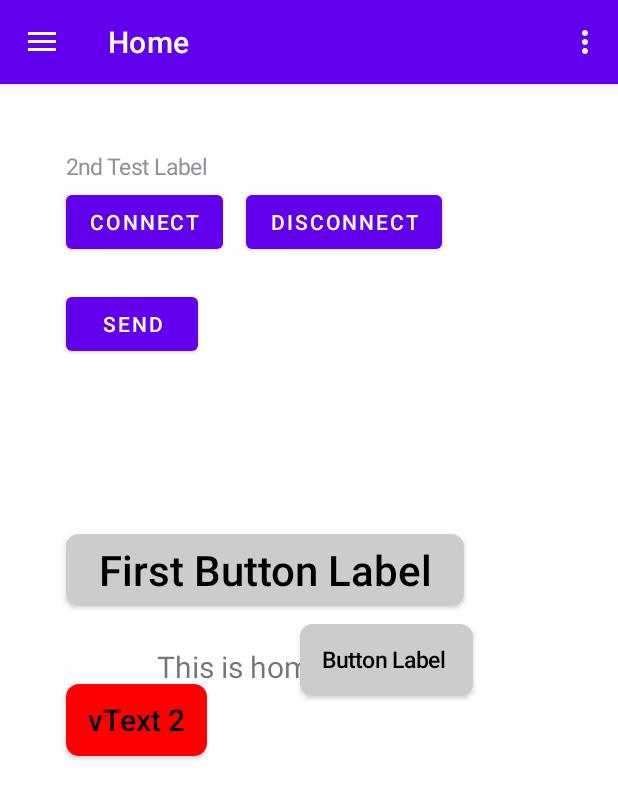
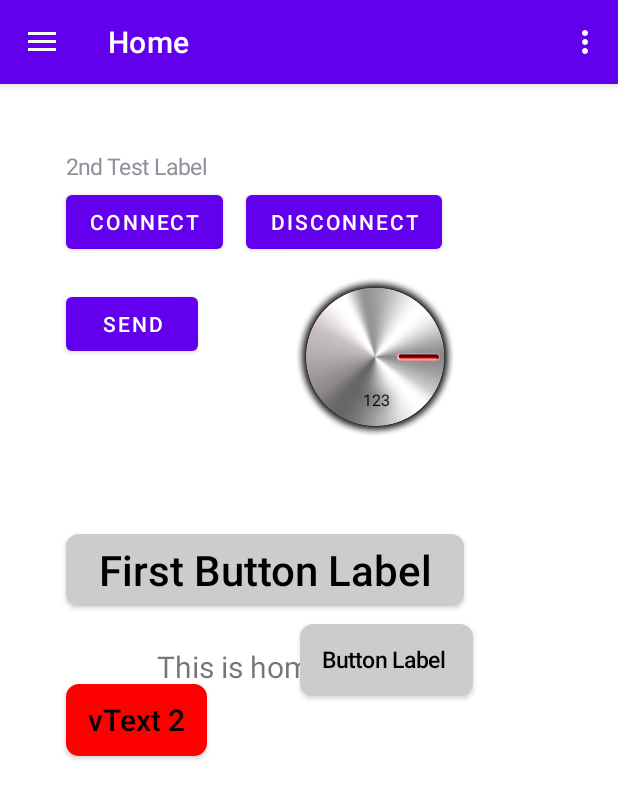
Before and after one commit to H1Jam/ProjectAADA, an Android app: the screen it shows after launch (MainActivity), on a phone screen of 412 x 824 dp. Shown: the top 799 px of the screen. Run offline under Robolectric (Android 15) with nearby library versions, the phone set to English and light mode, and no system bars; our stand-ins replace navigation-ui.

Commit message:
Add AADAKnob

```diff
--- a/app/src/main/AndroidManifest.xml
+++ b/app/src/main/AndroidManifest.xml
@@ -15,7 +15,6 @@
             android:name=".MainActivity"
             android:exported="true"
             android:configChanges="keyboardHidden|orientation|screenSize"
-            android:label="@string/app_name"
             android:theme="@style/Theme.AADA.NoActionBar">
             <intent-filter>
                 <action android:name="android.intent.action.MAIN" />
--- a/app/src/main/java/com/hjam/aada/comm/types/AADAKnob.kt
+++ b/app/src/main/java/com/hjam/aada/comm/types/AADAKnob.kt
@@ -4,175 +4,123 @@ import android.content.Context
 import android.graphics.*
 import android.util.AttributeSet
 import android.view.MotionEvent
-import android.view.View
 import androidx.appcompat.widget.AppCompatImageView
-import com.hjam.aada.utils.Logger
+import androidx.core.graphics.scale
+import kotlin.math.abs
 import kotlin.math.atan2
+import kotlin.math.min
 
 
 class AADAKnob : AppCompatImageView {
-    private val mTag = "AADAKnob"
-    private val currentPaint: Paint = Paint(Paint.ANTI_ALIAS_FLAG)
-    private val paint2: Paint = Paint(Paint.ANTI_ALIAS_FLAG)
-    private val options: BitmapFactory.Options = BitmapFactory.Options()
-    private var knobBack: Bitmap = BitmapFactory.decodeResource(resources, com.hjam.aada.R.drawable.knob02s,options)
-    // public Context myContext;
-    private var drawKnob = false
-    var drawText = false
-    var left = 0f
-    var top = 0f
-    var right = 0f
-    var bottom = 0f
-    var radius = 100f
-    var xt = 0f
-    var yt = 0f
-    var xc = 0f
-    var yc = 0f
-    var xLast = 0f
-    var yLast = 0f
-    var xDelta = 0f
-    var yDelta = 0f
-    var Knob = 0f
-    var str1 = "STR1"
+    private val mPaintKnob: Paint = Paint(Paint.ANTI_ALIAS_FLAG)
+    private val mPaintText: Paint = Paint(Paint.ANTI_ALIAS_FLAG)
+    private val mBitmapOptions: BitmapFactory.Options = BitmapFactory.Options()
+    private var mKnobBitmap: Bitmap =
+        BitmapFactory.decodeResource(resources, com.hjam.aada.R.drawable.knob02s, mBitmapOptions)
+    private var mDrawKnob = true
+    private var mDrawText = true
+    private var mTouchX = 0f
+    private var mTouchY = 0f
+    private var mCenterX = 0f
+    private var mCenterY = 0f
+    private var mSmallestDim = 1
+    private var mWidthBitmap = 0f
+    private var mHeightBitmap = 0f
+    private var mKnob = 0f
+    private var mKnobText = "123"
+    private var mKnobTextWidth = 0
+    private var mSaturated = false
+    private var tmpRect = Rect()
+    private var tmpKnob = 0f
 
     constructor(context: Context) : this(context, null)
     constructor(context: Context, attrs: AttributeSet?) : this(context, attrs, 0)
     constructor(context: Context, attrs: AttributeSet?, defStyleAttr: Int)
             : super(context, attrs, defStyleAttr) {
-        options.inScaled = false
+        mBitmapOptions.inScaled = false
         init()
     }
 
-    //    private Handler mHandler = new Handler();
-    //    private static final int FINGER_STOP_THRESHOLD = 100;
-    fun getDrawKnob(): Boolean {
-        return drawKnob
+    private fun init() {
+        mPaintKnob.isDither = true
+        mPaintKnob.color = -0xffba34 // alpha.r.g.b
+        mPaintKnob.style = Paint.Style.FILL_AND_STROKE
+        mPaintKnob.strokeJoin = Paint.Join.ROUND
+        mPaintKnob.strokeCap = Paint.Cap.ROUND
+        mPaintKnob.strokeWidth = 5f
+        mPaintKnob.isAntiAlias = true
+        mPaintKnob.setShadowLayer(10f, 0f, 0f, Color.BLACK)
+        mPaintText.color = Color.BLACK
+        mPaintText.style = Paint.Style.FILL
+        mPaintText.setShadowLayer(10f, 0f, 0f, Color.BLACK)
+        mPaintText.textSize = 36f
+        mKnobBitmap =
+            BitmapFactory.decodeResource(resources, com.hjam.aada.R.drawable.knob02s, mBitmapOptions)
+        mWidthBitmap = mKnobBitmap.width.toFloat()
+        mHeightBitmap = mKnobBitmap.height.toFloat()
+        mCenterX = width / 2f
+        mCenterY = height / 2f
     }
 
-    fun setDrawKnob(doDrawKnob: Boolean) {
-        drawKnob = doDrawKnob
-        invalidate()
-        requestLayout()
+    override fun onSizeChanged(w: Int, h: Int, oldw: Int, oldh: Int) {
+        super.onSizeChanged(w, h, oldw, oldh)
+        mSmallestDim = min(width, height)
+        mPaintText.textSize = mSmallestDim*0.1f
+        mKnobBitmap = mKnobBitmap.scale(mSmallestDim,mSmallestDim,true)
+        mWidthBitmap= mKnobBitmap.width.toFloat()/2
+        mHeightBitmap= mKnobBitmap.height.toFloat()/2
+        mCenterX = width / 2f
+        mCenterY = height / 2f
+        mPaintText.getTextBounds(mKnobText,0,mKnobText.length,tmpRect)
+        mKnobTextWidth = tmpRect.width()
     }
 
-
-    private fun init() {
-        currentPaint.isDither = true
-        currentPaint.color = -0xffba34 // alpha.r.g.b
-        currentPaint.style = Paint.Style.FILL_AND_STROKE
-        currentPaint.strokeJoin = Paint.Join.ROUND
-        currentPaint.strokeCap = Paint.Cap.ROUND
-        currentPaint.strokeWidth = 5f
-        currentPaint.isAntiAlias = true
-        currentPaint.setShadowLayer(10f, 0f, 0f, Color.BLACK)
-        paint2.color = Color.BLACK
-        paint2.style = Paint.Style.FILL
-        paint2.setShadowLayer(10f, 0f, 0f, Color.BLACK)
-        paint2.textSize = 52f
-        knobBack =BitmapFactory.decodeResource(resources, com.hjam.aada.R.drawable.knob02s,options)
-        xc = width / 2f
-        yc = height / 2f
-    }
-    private var counter =5
     override fun onDraw(canvas: Canvas) {
-        if (counter<0){
-            Logger.debug(mTag, "Knob: $Knob")
-            counter=5
+        if (mDrawKnob) {
+            canvas.rotate(-1f * (mKnob - 90f), mWidthBitmap, mHeightBitmap)
+            canvas.drawBitmap(mKnobBitmap, 0f, 0f, mPaintKnob)
+            canvas.rotate((mKnob - 90f), mWidthBitmap, mHeightBitmap)
         }
-        canvas.drawBitmap(knobBack,0F,0F,currentPaint)
-        counter--
-        xc = width / 2f
-        yc = height / 2f
-
-        //  if (drawKnob) {
-        canvas.rotate(-1f * (Knob - 90f), xc, yc)
-        //  }
-
+        if (mDrawText) {
+            canvas.drawText(mKnobText, mSmallestDim/2f - (mKnobTextWidth/2f), mSmallestDim * 0.8f, mPaintText)
+        }
         super.onDraw(canvas)
-        radius = 0.8f * xc.coerceAtMost(yc)
-        //  this.myCanvas =canvas;
-        // if (drawKnob) {
-        //  canvas.drawLine(xc, yc, xe, ye, currentPaint);
-
-        //}
-        if (drawText) {
-            //  canvas.drawText(str1, xc * 0.19f, yc * 0.95f, paint2);
-        }
     }
 
     override fun onTouchEvent(event: MotionEvent): Boolean {
         super.onTouchEvent(event)
         if (event.action == MotionEvent.ACTION_UP) {
             performClick()
-            //  str1 ="UP";
-            // invalidate();
             return true
         }
         if (event.action == MotionEvent.ACTION_DOWN) {
-            // str1 ="Down";
-            xLast = event.getX(0)
-            yLast = event.getY(0)
-             invalidate()
-
-            //  this.draw(this.myCanvas);
+            invalidate()
             return true
         }
         if (event.action == MotionEvent.ACTION_MOVE) {
-            xt = event.getX(0)
-            yt = event.getY(0)
-          //  xDelta = xLast - xt
-          //  yDelta = yLast - yt
-          //  xLast = xt
-          //  yLast = yt
-
-            // if (xDelta+yDelta <1 ){ return false;}
-//            if (yt > yc) { // Down
-//                Knob -= xDelta * 0.2f
-//            } else {
-//                Knob += xDelta * 0.2f
-//            }
-//            if (xt > xc) { // Right
-//                Knob += yDelta * 0.2f
-//            } else {
-//                Knob -= yDelta * 0.2f
-//            }
-//            if (Knob > 240) {
-//                Knob = 240f
-//            }
-//            if (Knob < -60) {
-//                Knob = -60f
-//            }
-            //Todo: find the first touch point and use it as a reference point
-            // and set the knob value relative to that point.
-             Knob = (atan2(yc-yt,xt-xc) *180/3.1415f)
-
-
-            // xe= (float) (xc + radius* Math.cos(Math.atan2(yc-yt,xt-xc)));
-            // ye= (float) (yc - radius* Math.sin(Math.atan2(yc-yt,xt-xc)));
-
-
-            // str1 =String.valueOf(event.getY(0));
-            //  Knob=event.getX(0)/10;
-             invalidate()
-            //    this.draw(this.myCanvas);
+            mTouchX = event.getX(0)
+            mTouchY = event.getY(0)
+            tmpKnob = (atan2(mCenterY - mTouchY, mTouchX - mCenterX) * 180 / 3.1415f)
+            if (tmpKnob < -45 && tmpKnob > -135){
+                mSaturated = true
+            }
+            if (!mSaturated){
+                mKnob = tmpKnob
+                mKnobText =mKnob.toInt().toString()
+                mPaintText.getTextBounds(mKnobText,0,mKnobText.length,tmpRect)
+                mKnobTextWidth = tmpRect.width()
+            }
+            if (mSaturated && (abs(abs(tmpKnob) - abs(mKnob)) <5)){
+                mSaturated= false
+            }
+            invalidate()
             return true
         }
-        //        mHandler.removeCallbacksAndMessages(null);
-//        if(event.getActionMasked() != MotionEvent.ACTION_UP){
-//            mHandler.postDelayed(new Runnable() {
-//                @Override
-//                public void run() {
-//                    xDelta = 0;
-//                    yDelta = 0;
-//                }
-//            }, FINGER_STOP_THRESHOLD);
-//        }
         return false
     }
 
     override fun performClick(): Boolean {
         super.performClick()
-        // doSomething();
         return true
     }
 }
--- a/app/src/main/res/layout/fragment_home.xml
+++ b/app/src/main/res/layout/fragment_home.xml
@@ -65,5 +65,13 @@
         app:layout_constraintStart_toStartOf="parent"
         app:layout_constraintTop_toTopOf="parent" />
 
+    <com.hjam.aada.comm.types.AADAKnob
+        android:id="@+id/MyKnob1"
+        android:layout_width="108dp"
+        android:layout_height="118dp"
+        android:layout_marginStart="196dp"
+        android:layout_marginTop="128dp"
+        app:layout_constraintStart_toStartOf="parent"
+        app:layout_constraintTop_toTopOf="parent" />
 
 </androidx.constraintlayout.widget.ConstraintLayout>
```
